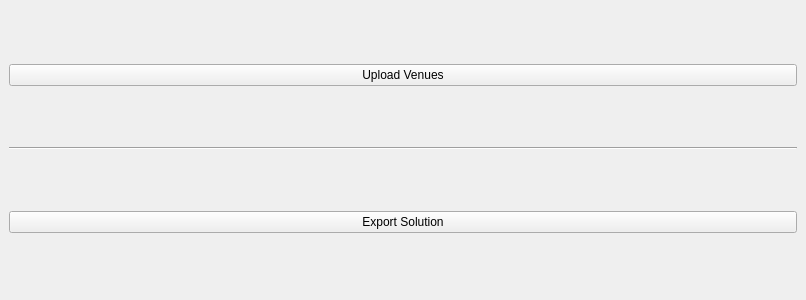
First picture: the form in mi_companion/gui/split_widgets/export_dock_widget.ui, repository MapsPeople/mi_companion, before the edit.
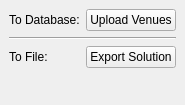
Second picture: the form after the edit.

```diff
--- a/mi_companion/gui/split_widgets/export_dock_widget.ui
+++ b/mi_companion/gui/split_widgets/export_dock_widget.ui
@@ -6,12 +6,12 @@
             <rect>
                 <x>0</x>
                 <y>0</y>
-                <width>806</width>
-                <height>300</height>
+    <width>179</width>
+    <height>105</height>
             </rect>
         </property>
         <property name="sizePolicy">
-            <sizepolicy hsizetype="Expanding" vsizetype="Expanding">
+   <sizepolicy hsizetype="MinimumExpanding" vsizetype="MinimumExpanding">
                 <horstretch>0</horstretch>
                 <verstretch>0</verstretch>
             </sizepolicy>
@@ -20,8 +20,21 @@
             <string>Export</string>
         </property>
         <widget class="QWidget" name="dockWidgetContents">
-            <layout class="QGridLayout" name="gridLayout">
+   <property name="sizePolicy">
+    <sizepolicy hsizetype="MinimumExpanding" vsizetype="MinimumExpanding">
+     <horstretch>0</horstretch>
+     <verstretch>0</verstretch>
+    </sizepolicy>
+   </property>
+   <layout class="QFormLayout" name="formLayout">
                 <item row="0" column="0">
+     <widget class="QLabel" name="label_2">
+      <property name="text">
+       <string>To Database:</string>
+      </property>
+     </widget>
+    </item>
+    <item row="0" column="1">
                     <widget class="QPushButton" name="upload_button">
                         <property name="sizePolicy">
                             <sizepolicy hsizetype="Minimum" vsizetype="Fixed">
@@ -34,7 +47,8 @@
                         </property>
                     </widget>
                 </item>
-                <item row="1" column="0">
+
+           <item row="1" column="1" colspan="2">
                     <widget class="Line" name="line">
                         <property name="orientation">
                             <enum>Qt::Orientation::Horizontal</enum>
@@ -42,12 +56,20 @@
                     </widget>
                 </item>
                 <item row="2" column="0">
+     <widget class="QLabel" name="label">
+      <property name="text">
+       <string>To File:</string>
+      </property>
+     </widget>
+    </item>
+    <item row="2" column="1">
                     <widget class="QPushButton" name="export_button">
                         <property name="text">
                             <string>Export Solution</string>
                         </property>
                     </widget>
                 </item>
+
             </layout>
         </widget>
     </widget>
```
Left out of the diff: 2 changed lines with no effect on the pictures. Lines whose indentation alone changed are shown as unchanged.
